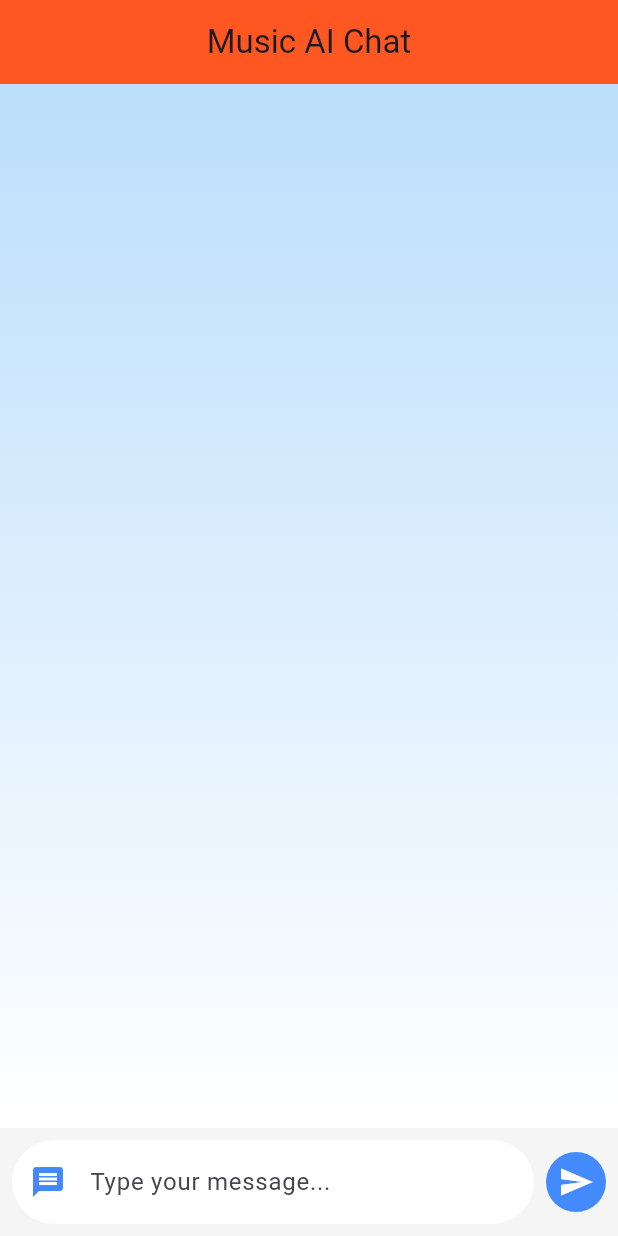
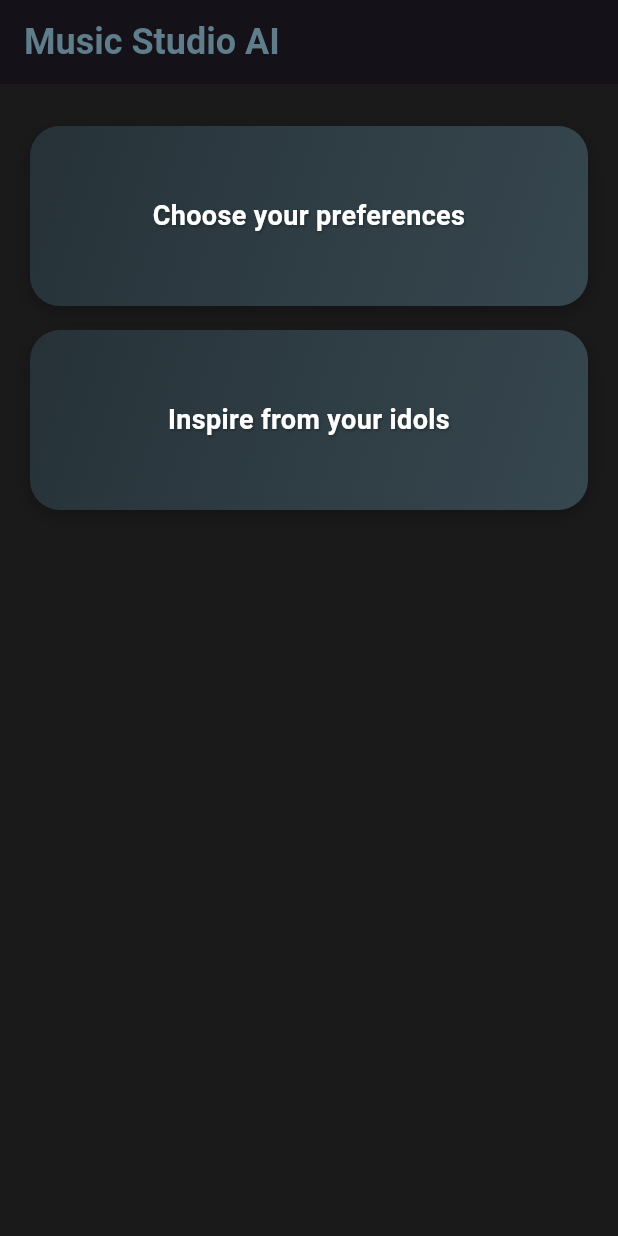
Before and after one commit to MrFlopsky/Pixelated_Brains, a Flutter app: the screen it shows after launch, on a phone screen of 412 x 824 dp. Run offline on Flutter 3.47's test engine with Material 3 defaults, Android fonts, the phone set to English and light mode, and no system bars; Roboto replaces fonts that are missing (Orbitron, Quicksand).

Commit message:
Creare Butoane
Creare butoane + stilizare

```diff
--- a/lib/main.dart
+++ b/lib/main.dart
@@ -8,10 +8,23 @@
   @override
   Widget build(BuildContext context) {
     return MaterialApp(
-      title: 'Music AI Chat',
-      theme: ThemeData(
-        primarySwatch: Colors.blue,
-        scaffoldBackgroundColor: Colors.grey.shade100,
+      title: 'Music Studio AI',
+      theme: ThemeData.dark().copyWith(
+        primaryColor: Color(0xFF2C2C2C), // Dark studio gray
+        scaffoldBackgroundColor: Color(0xFF1A1A1A), // Nearly black background
+        textTheme: TextTheme(
+          displayLarge: TextStyle(  // Folosim displayLarge în loc de headline1
+            fontFamily: 'Orbitron',
+            color: Colors.greenAccent,
+            fontSize: 36,
+            fontWeight: FontWeight.bold,
+          ),
+          bodyLarge: TextStyle(  // Folosim bodyLarge în loc de bodyText1
+            fontFamily: 'Futura',
+            color: Colors.white,
+            fontSize: 18,
+          ),
+        ),
       ),
       home: ChatScreen(),
     );
@@ -55,116 +68,100 @@
   Widget build(BuildContext context) {
     return Scaffold(
       appBar: AppBar(
-        title: Text('Music AI Chat'),
-        centerTitle: true,
-        backgroundColor: Colors.deepOrange,
+        title: Text(
+          'Music Studio AI',
+          style: TextStyle(
+            fontFamily: 'Orbitron',
+            color: Colors.blueGrey.shade500,
+            fontSize: 24,
+            fontWeight: FontWeight.bold,
+          ),
+        ),
       ),
       body: Column(
         children: [
-          // Chat messages
-          Expanded(
-            child: Container(
+          // Only the feature boxes remain
+          Container(
+            padding: EdgeInsets.symmetric(vertical: 20),
+            color: Color(0xFF1A1A1A),
+            child: Column(
+              children: [
+                Container(
+                  margin: EdgeInsets.symmetric(horizontal: 20, vertical: 8),
+                  height: 120,
+                  width: double.infinity,
                   decoration: BoxDecoration(
                     gradient: LinearGradient(
-                  colors: [Colors.blue.shade100, Colors.white],
-                  begin: Alignment.topCenter,
-                  end: Alignment.bottomCenter,
+                      colors: [Colors.blueGrey[900]!, Colors.blueGrey[800]!],
+                      begin: Alignment.topLeft,
+                      end: Alignment.bottomRight,
                     ),
-              ),
-              child: ListView.builder(
-                itemCount: messages.length,
-                itemBuilder: (context, index) {
-                  final message = messages[index];
-                  final isUser = message['sender'] == 'user';
-                  return Padding(
-                    padding: const EdgeInsets.symmetric(vertical: 8.0, horizontal: 12.0),
-                    child: Row(
-                      mainAxisAlignment:
-                      isUser ? MainAxisAlignment.end : MainAxisAlignment.start,
-                      children: [
-                        if (!isUser)
-                          CircleAvatar(
-                            backgroundColor: Colors.deepOrange,
-                            child: Icon(Icons.android, color: Colors.white),
-                          ),
-                        if (!isUser) SizedBox(width: 8),
-                        Flexible(
-                          child: Container(
-                            padding: EdgeInsets.all(12),
-                            decoration: BoxDecoration(
-                              color: isUser ? Colors.blue : Colors.grey.shade200,
-                              borderRadius: BorderRadius.circular(16),
+                    borderRadius: BorderRadius.circular(20),
                     boxShadow: [
                       BoxShadow(
-                                  color: Colors.black12,
-                                  blurRadius: 4,
-                                  offset: Offset(2, 2),
+                        color: Colors.black26,
+                        blurRadius: 10,
+                        offset: Offset(0, 4),
                       ),
                     ],
                   ),
-                            child: Column(
-                              crossAxisAlignment: isUser
-                                  ? CrossAxisAlignment.end
-                                  : CrossAxisAlignment.start,
-                              children: [
-                                Text(
-                                  message['text']!,
+                  child: Center(
+                    child: Text(
+                      'Choose your preferences',
+                      textAlign: TextAlign.center,
                       style: TextStyle(
-                                    color: isUser ? Colors.white : Colors.black,
-                                    fontSize: 16,
-                                  ),
-                                ),
-                                SizedBox(height: 4),
-                                Text(
-                                  message['time']!,
-                                  style: TextStyle(
-                                    fontSize: 12,
-                                    color: isUser ? Colors.white70 : Colors.black54,
-                                  ),
+                        fontFamily: 'Quicksand',
+                        fontSize: 18,
+                        fontWeight: FontWeight.bold,
+                        color: Colors.white,
+                        shadows: [
+                          Shadow(
+                            color: Colors.black26,
+                            offset: Offset(1, 1),
+                            blurRadius: 2,
                           ),
                         ],
                       ),
                     ),
                   ),
-                        if (isUser) SizedBox(width: 8),
-                        if (isUser)
-                          CircleAvatar(
-                            backgroundColor: Colors.blueAccent,
-                            child: Icon(Icons.person, color: Colors.white),
+                ),
+                Container(
+                  margin: EdgeInsets.symmetric(horizontal: 20, vertical: 8),
+                  height: 120,
+                  width: double.infinity,
+                  decoration: BoxDecoration(
+                    gradient: LinearGradient(
+                      colors: [Colors.blueGrey[900]!, Colors.blueGrey[800]!],
+                      begin: Alignment.topLeft,
+                      end: Alignment.bottomRight,
+                    ),
+                    borderRadius: BorderRadius.circular(20),
+                    boxShadow: [
+                      BoxShadow(
+                        color: Colors.black26,
+                        blurRadius: 10,
+                        offset: Offset(0, 4),
                       ),
                     ],
                   ),
-                  );
-                },
+                  child: Center(
+                    child: Text(
+                      'Inspire from your idols',
+                      textAlign: TextAlign.center,
+                      style: TextStyle(
+                        fontFamily: 'Quicksand',
+                        fontSize: 18,
+                        fontWeight: FontWeight.bold,
+                        color: Colors.white,
+                        shadows: [
+                          Shadow(
+                            color: Colors.black26,
+                            offset: Offset(1, 1),
+                            blurRadius: 2,
+                          ),
+                        ],
                       ),
                     ),
-          ),
-          // Input field
-          Padding(
-            padding: const EdgeInsets.all(8.0),
-            child: Row(
-              children: [
-                Expanded(
-                  child: TextField(
-                    controller: _controller,
-                    decoration: InputDecoration(
-                      hintText: 'Type your message...',
-                      filled: true,
-                      fillColor: Colors.white,
-                      prefixIcon: Icon(Icons.message, color: Colors.blueAccent),
-                      border: OutlineInputBorder(
-                        borderRadius: BorderRadius.circular(30),
-                        borderSide: BorderSide.none,
-                      ),
-                    ),
-                  ),
-                ),
-                SizedBox(width: 8),
-                GestureDetector(
-                  onTap: () => _sendMessage(_controller.text),
-                  child: CircleAvatar(
-                    backgroundColor: Colors.blueAccent,
-                    child: Icon(Icons.send, color: Colors.white),
                   ),
                 ),
               ],
```
Also changed, not shown: front_end_project/analysis_options.yaml (added, +28 -0 lines), front_end_project/lib/main.dart (added, +125 -0 lines), front_end_project/pubspec.yaml (added, +90 -0 lines), front_end_project/pubspec.lock (added), 124 other files. Lines whose indentation alone changed are shown as unchanged.
